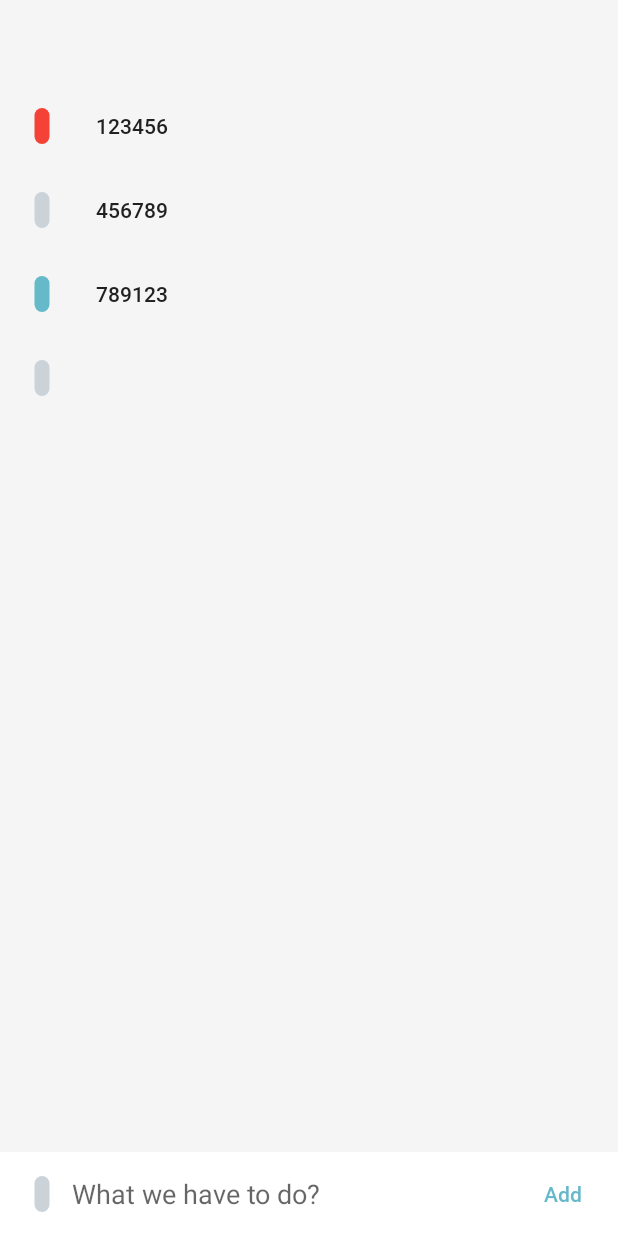
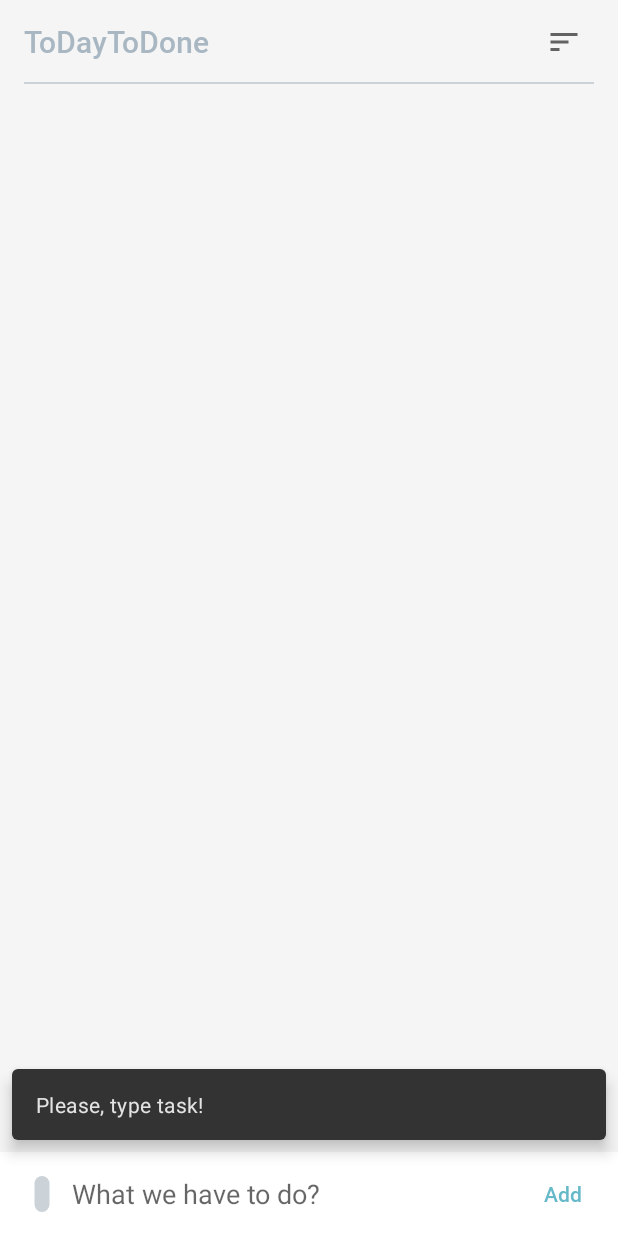
Before and after one commit to ozh-dev/ToDayToDone, an Android app: the screen it shows after launch (TasksActivity), after a tap on "Add", on a phone screen of 412 x 824 dp. Run offline under Robolectric (Android 15) with nearby library versions, the phone set to English and light mode, and no system bars.

```diff
--- a/app/src/main/java/ru/ozh/application/screen/SwipeController.kt
+++ b/app/src/main/java/ru/ozh/application/screen/SwipeController.kt
@@ -3,7 +3,6 @@ package ru.ozh.application.screen
 import android.content.Context
 import android.graphics.*
 import android.view.View
-import androidx.annotation.ColorInt
 import androidx.core.content.res.ResourcesCompat
 import androidx.core.graphics.drawable.toBitmap
 import androidx.recyclerview.widget.ItemTouchHelper.*
@@ -21,7 +20,7 @@ class SwipeController(
     private val iconOffset = 16f.dp()
     private val threshold = 72f.dp()
     private val cornerRadius = 50f.dp()
-    private val redColor = context.getColor(R.color.red_)
+    private val redColor = context.getColor(R.color.red_1)
     private val greenColor = context.getColor(R.color.green)
     private val doneIconBtm = ResourcesCompat.getDrawable(context.resources, R.drawable.ic_check, null)?.toBitmap()
     private val removeIconBtm = ResourcesCompat.getDrawable(context.resources, R.drawable.ic_remove, null)?.toBitmap()
--- a/app/src/main/java/ru/ozh/application/screen/TaskViewModel.kt
+++ b/app/src/main/java/ru/ozh/application/screen/TaskViewModel.kt
@@ -12,32 +12,6 @@ class TaskViewModel : ViewModel() {
     val tasks: MutableLiveData<List<Task>> = MutableLiveData<List<Task>>()
     private val internalTasks: MutableList<Task> = mutableListOf()
 
-    init {
-        internalTasks.add(
-            Task(
-                id = UUID.randomUUID().toString(),
-                text = "123456",
-                priority = Priority.HIGH
-            )
-        )
-
-        internalTasks.add(
-            Task(
-                id = UUID.randomUUID().toString(),
-                text = "456789",
-                priority = Priority.LOW
-            )
-        )
-
-        internalTasks.add(
-            Task(
-                id = UUID.randomUUID().toString(),
-                text = "789123",
-                priority = Priority.MIDDLE
-            )
-        )
-    }
-
     fun addTask(priority: Priority, text: String) {
         val task = Task(
             id = UUID.randomUUID().toString(),
@@ -46,6 +20,14 @@ class TaskViewModel : ViewModel() {
         )
         internalTasks.add(task)
         emit()
+    }
+
+    fun doTaskAction(adapterPosition: Int, swipeAction: SwipeAction) {
+        when(swipeAction) {
+            SwipeAction.REMOVE -> removeTask(adapterPosition)
+            SwipeAction.DONE -> doneTaskAt(adapterPosition)
+            SwipeAction.UNKNOWN -> Unit
+        }
     }
 
     private fun removeTask(position: Int) {
@@ -69,12 +51,4 @@ class TaskViewModel : ViewModel() {
                         }
         )
     }
-
-    fun doTaskAction(adapterPosition: Int, swipeAction: SwipeAction) {
-        when(swipeAction) {
-            SwipeAction.REMOVE -> removeTask(adapterPosition)
-            SwipeAction.DONE -> doneTaskAt(adapterPosition)
-            SwipeAction.UNKNOWN -> Unit
-        }
-    }
 }
--- a/app/src/main/java/ru/ozh/application/screen/TasksActivity.kt
+++ b/app/src/main/java/ru/ozh/application/screen/TasksActivity.kt
@@ -4,9 +4,13 @@ import android.os.Bundle
 import android.util.DisplayMetrics
 import android.view.View
 import android.widget.Button
+import android.widget.PopupMenu
+import android.widget.PopupWindow
 import androidx.activity.viewModels
 import androidx.appcompat.app.AppCompatActivity
+import androidx.core.widget.PopupWindowCompat
 import androidx.recyclerview.widget.*
+import com.google.android.material.snackbar.Snackbar
 import com.google.android.material.textfield.TextInputEditText
 import ru.ozh.application.R
 import ru.ozh.application.screen.adapter.TasksAdapter
@@ -71,6 +75,14 @@ class TasksActivity : AppCompatActivity() {
 
     private fun initAddBar() {
         addBtn.setOnClickListener {
+
+            val isEmpty = inputEditText.text?.isEmpty() == true
+
+            if(isEmpty) {
+                showEmptyTaskMessage()
+                return@setOnClickListener
+            }
+
             vm.addTask(
                     priority = openPriorityPickerBtn.priority,
                     text = inputEditText.text.toString()
@@ -81,6 +93,14 @@ class TasksActivity : AppCompatActivity() {
         openPriorityPickerBtn.setOnClickListener {
             priorityPickerView.show()
         }
+    }
+
+    private fun showEmptyTaskMessage() {
+        Snackbar.make(inputEditText, R.string.input_task_message, Snackbar.LENGTH_SHORT)
+                .apply {
+                    setAnchorView(R.id.add_bar_layout)
+                    show()
+                }
     }
 
     private fun initPriorityButtons() {
@@ -96,6 +116,11 @@ class TasksActivity : AppCompatActivity() {
         highPriorityPickerBtn.setOnClickListener(priorityClickListener)
     }
 
+    private fun initPopupWindows() {
+        val popupWindow = PopupWindow(this)
+//        popupWindow.setContentView()
+    }
+
     private fun scrollToBottom(positionStart: Int, itemCount: Int) {
         if ((tasksRv.layoutManager as LinearLayoutManager).findLastCompletelyVisibleItemPosition() != positionStart - 1) return
 
--- a/app/src/main/java/ru/ozh/application/screen/adapter/TaskViewHolder.kt
+++ b/app/src/main/java/ru/ozh/application/screen/adapter/TaskViewHolder.kt
@@ -1,21 +1,21 @@
 package ru.ozh.application.screen.adapter
 
 import android.view.View
-import android.widget.TextView
 import androidx.recyclerview.widget.RecyclerView
 import ru.ozh.application.R
 import ru.ozh.application.domain.Task
 import ru.ozh.application.view.PriorityView
+import ru.ozh.application.view.StrikeTextView
 
 class TaskViewHolder(private val itemView: View) : RecyclerView.ViewHolder(itemView) {
 
     private val priorityView = itemView.findViewById<PriorityView>(R.id.priority_view)
-    private val textTv = itemView.findViewById<TextView>(R.id.text_tv)
+    private val textTv = itemView.findViewById<StrikeTextView>(R.id.text_tv)
 
     fun bind(task: Task) {
-        textTv.paint.isStrikeThruText = task.hasDone
+        textTv.hasStriked = task.hasDone
+
         textTv.text = task.text
         priorityView.priority = task.priority
     }
-
 }
--- /dev/null
+++ b/app/src/main/res/drawable/ic_sort.xml
@@ -0,0 +1,10 @@
+<vector xmlns:android="http://schemas.android.com/apk/res/android"
+    android:width="24dp"
+    android:height="24dp"
+    android:viewportWidth="24"
+    android:viewportHeight="24"
+    android:tint="?attr/colorControlNormal">
+  <path
+      android:fillColor="@android:color/white"
+      android:pathData="M3,18h6v-2L3,16v2zM3,6v2h18L21,6L3,6zM3,13h12v-2L3,11v2z"/>
+</vector>
--- a/app/src/main/res/layout/activity_tasks.xml
+++ b/app/src/main/res/layout/activity_tasks.xml
@@ -17,6 +17,8 @@
         android:paddingBottom="72dp" />
 
     <include layout="@layout/layout_add_bar" />
+
+    <include layout="@layout/layout_tool_bar" />
 
     <ru.ozh.application.view.PriorityChooseView
         android:id="@+id/color_choose_view"
--- a/app/src/main/res/layout/layout_add_bar.xml
+++ b/app/src/main/res/layout/layout_add_bar.xml
@@ -1,6 +1,7 @@
 <?xml version="1.0" encoding="utf-8"?>
 <RelativeLayout xmlns:android="http://schemas.android.com/apk/res/android"
     xmlns:app="http://schemas.android.com/apk/res-auto"
+    android:id="@+id/add_bar_layout"
     android:layout_width="match_parent"
     android:layout_height="56dp"
     android:layout_gravity="bottom"
--- a/app/src/main/res/layout/layout_task_row.xml
+++ b/app/src/main/res/layout/layout_task_row.xml
@@ -1,23 +1,26 @@
 <?xml version="1.0" encoding="utf-8"?>
 <RelativeLayout xmlns:android="http://schemas.android.com/apk/res/android"
+    xmlns:tools="http://schemas.android.com/tools"
     android:layout_width="match_parent"
     android:layout_height="56dp"
-    xmlns:tools="http://schemas.android.com/tools"
     android:paddingHorizontal="8dp">
 
     <ru.ozh.application.view.PriorityView
         android:id="@+id/priority_view"
         android:layout_width="40dp"
-        android:layout_centerVertical="true"
-        android:layout_height="40dp" />
+        android:layout_height="40dp"
+        android:layout_centerVertical="true" />
 
-    <TextView
+    <ru.ozh.application.view.StrikeTextView
         android:id="@+id/text_tv"
         android:layout_width="match_parent"
         android:layout_height="wrap_content"
+        android:layout_centerVertical="true"
+        android:layout_marginStart="8dp"
         android:layout_toEndOf="@id/priority_view"
-        android:layout_marginStart="16dp"
-        android:textAppearance="@style/Text.Medium"
-        android:layout_centerVertical="true"
-        tools:text= "What we have to do?"/>
+        android:ellipsize="end"
+        android:singleLine="true"
+        android:textAppearance="@style/Text.Medium.18"
+        android:textColor="@color/text_1"
+        tools:text="What we have to do?" />
 </RelativeLayout>
--- /dev/null
+++ b/app/src/main/res/layout/layout_tool_bar.xml
@@ -0,0 +1,34 @@
+<?xml version="1.0" encoding="utf-8"?>
+<RelativeLayout xmlns:android="http://schemas.android.com/apk/res/android"
+    xmlns:app="http://schemas.android.com/apk/res-auto"
+    android:layout_width="match_parent"
+    android:layout_height="56dp"
+    android:layout_gravity="top"
+    android:background="@color/white_90"
+    android:paddingHorizontal="16dp">
+
+    <TextView
+        android:layout_width="wrap_content"
+        android:layout_height="wrap_content"
+        android:gravity="center_vertical"
+        android:layout_centerVertical="true"
+        android:textAppearance="@style/Text.Medium.20"
+        android:text="@string/app_name"
+        android:textColor="@color/text"/>
+
+    <ImageButton
+        android:id="@+id/sort_btn"
+        android:layout_alignParentEnd="true"
+        android:layout_centerVertical="true"
+        android:layout_width="wrap_content"
+        android:layout_height="wrap_content"
+        android:src="@drawable/ic_sort"
+        android:background="?selectableItemBackgroundBorderless"
+        android:padding="8dp"/>
+
+    <View
+        android:layout_width="match_parent"
+        android:layout_height="1dp"
+        android:layout_alignParentBottom="true"
+        android:background="@color/gray"/>
+</RelativeLayout>
--- a/app/src/main/res/values/colors.xml
+++ b/app/src/main/res/values/colors.xml
@@ -10,6 +10,11 @@
     <color name="gray">#CBD3D9</color>
 
     <!--  Фон свайпа  -->
-    <color name="red_">#FF5722</color>
+    <color name="red_1">#FF5722</color>
     <color name="green">#a9e26f</color>
+
+    <!--  Цвет текста  -->
+    <color name="text">#A8B7C2</color>
+    <color name="text_1">#7992A4</color>
+    <color name="text_2">#537085</color>
 </resources>
--- a/app/src/main/res/values/strings.xml
+++ b/app/src/main/res/values/strings.xml
@@ -3,4 +3,5 @@
     <string name="add_btn">Add</string>
     <string name="add_hint">What we have to do?</string>
     <string name="ignore_tag">ignore</string>
+    <string name="input_task_message">Please, type task!</string>
 </resources>
--- a/app/src/main/res/values/text_style.xml
+++ b/app/src/main/res/values/text_style.xml
@@ -7,8 +7,24 @@
         <item name="android:fontFamily">@font/roboto_medium</item>
     </style>
 
+    <style name="Text.Medium.20">
+        <item name="android:textSize">20sp</item>
+    </style>
+
+    <style name="Text.Medium.16">
+        <item name="android:textSize">16sp</item>
+    </style>
+
+    <style name="Text.Medium.18">
+        <item name="android:textSize">18sp</item>
+    </style>
+
     <style name="Text.Regular">
         <item name="android:fontFamily">@font/roboto_regular</item>
+    </style>
+
+    <style name="Text.Regular.16">
+        <item name="android:textSize">16sp</item>
     </style>
 
     <style name="Text.Light">
--- a/app/src/main/res/values/themes.xml
+++ b/app/src/main/res/values/themes.xml
@@ -8,6 +8,7 @@
         <!-- Secondary brand color. -->
         <item name="colorSecondary">@color/petroleum_blue</item>
         <item name="colorOnSecondary">@color/white</item>
+        <item name="android:statusBarColor">@color/gray</item>
         <item name="android:windowBackground">@color/white_90</item>
     </style>
 </resources>
```
Also changed, not shown: app/src/main/java/ru/ozh/application/view/StrikeTextView.kt (added, +52 -0 lines).
